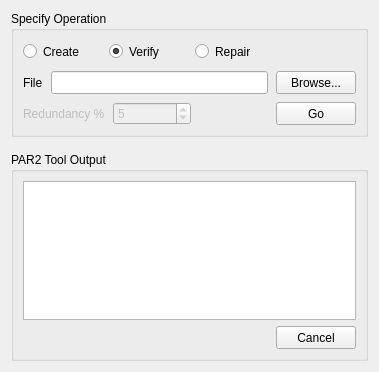
Qt form Forms/Par2Window.ui (billkarsh/SpikeGLX) before a commit.
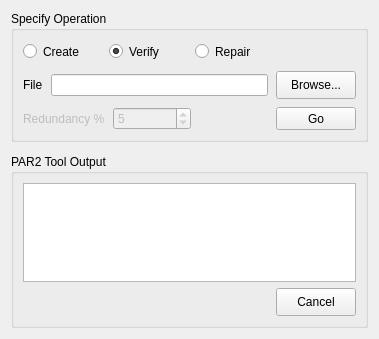
The same form after that commit.

```diff
--- a/Forms/Par2Window.ui
+++ b/Forms/Par2Window.ui
@@ -7,21 +7,27 @@
     <x>0</x>
     <y>0</y>
     <width>379</width>
-    <height>372</height>
+    <height>339</height>
    </rect>
   </property>
   <property name="windowTitle">
    <string>Form</string>
   </property>
-  <layout class="QGridLayout" name="gridLayout_3">
+  <layout class="QGridLayout" name="gridLayout_3" rowstretch="0,0">
    <property name="verticalSpacing">
-    <number>15</number>
+    <number>12</number>
    </property>
    <item row="0" column="0">
     <widget class="QGroupBox" name="specifyGB">
      <property name="enabled">
       <bool>true</bool>
      </property>
+     <property name="sizePolicy">
+      <sizepolicy hsizetype="Preferred" vsizetype="Fixed">
+       <horstretch>0</horstretch>
+       <verstretch>0</verstretch>
+      </sizepolicy>
+     </property>
      <property name="title">
       <string>Specify Operation</string>
      </property>
@@ -114,7 +120,7 @@
           <property name="minimumSize">
            <size>
             <width>0</width>
-            <height>23</height>
+            <height>22</height>
            </size>
           </property>
          </widget>
@@ -130,7 +136,7 @@
           <property name="minimumSize">
            <size>
             <width>0</width>
-            <height>23</height>
+            <height>28</height>
            </size>
           </property>
           <property name="text">
@@ -171,7 +177,7 @@
             <property name="minimumSize">
              <size>
               <width>0</width>
-              <height>23</height>
+              <height>22</height>
              </size>
             </property>
             <property name="minimum">
@@ -201,7 +207,7 @@
           <item>
            <widget class="QPushButton" name="goBut">
             <property name="sizePolicy">
-             <sizepolicy hsizetype="Preferred" vsizetype="Preferred">
+             <sizepolicy hsizetype="Preferred" vsizetype="Fixed">
               <horstretch>0</horstretch>
               <verstretch>0</verstretch>
              </sizepolicy>
@@ -235,6 +241,12 @@
      <layout class="QGridLayout" name="gridLayout_2">
       <item row="0" column="0" colspan="2">
        <widget class="QTextEdit" name="outputTE">
+        <property name="sizePolicy">
+         <sizepolicy hsizetype="Expanding" vsizetype="Expanding">
+          <horstretch>0</horstretch>
+          <verstretch>0</verstretch>
+         </sizepolicy>
+        </property>
         <property name="focusPolicy">
          <enum>Qt::NoFocus</enum>
         </property>
@@ -276,7 +288,7 @@
         <property name="minimumSize">
          <size>
           <width>0</width>
-          <height>23</height>
+          <height>28</height>
          </size>
         </property>
         <property name="text">
```
